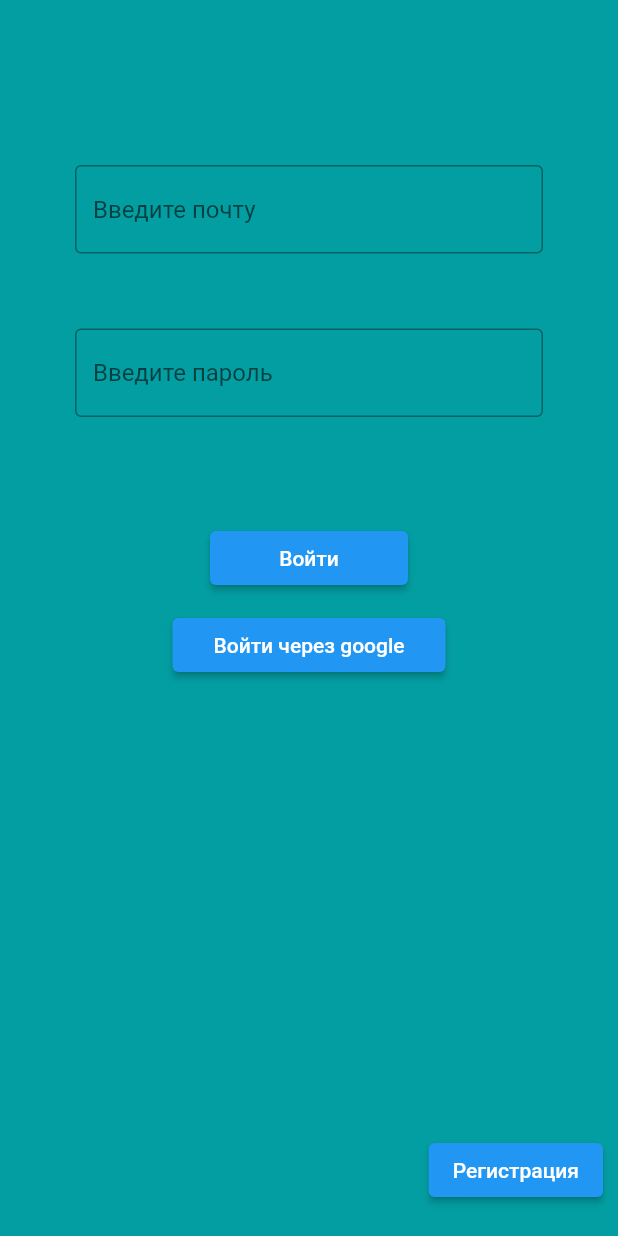
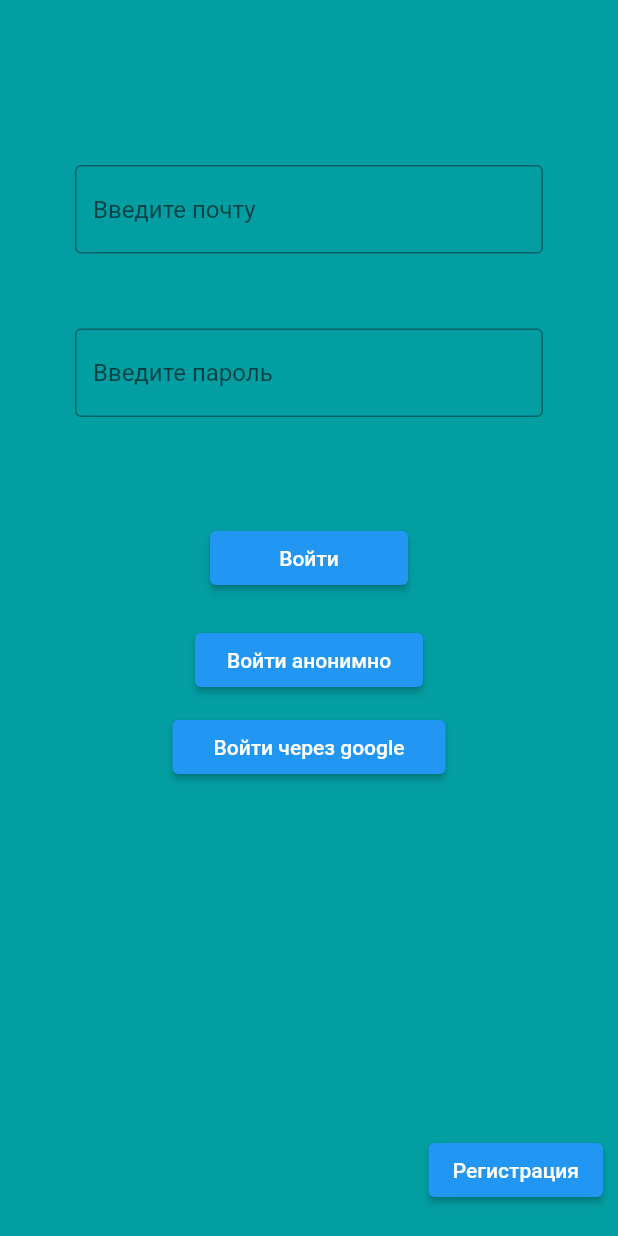
Before and after one commit to Keks2285/FlutterFirebase, a Flutter app: the screen it shows after launch, on a phone screen of 412 x 824 dp. Run offline on Flutter 3.47's test engine with Material 2 defaults, Android fonts, the phone set to English and light mode, and no system bars; our stand-ins replace firebase_auth, firebase_core; accounts and stored records are empty.

```diff
--- a/lib/pages/signInPage.dart
+++ b/lib/pages/signInPage.dart
@@ -78,6 +78,35 @@ class SignInPage extends StatelessWidget {
 
                                         },
                                       )),
+
+                                      Container(
+                                    //color: Colors.black,
+                                    margin: EdgeInsets.fromLTRB(0, 20, 0, 0),
+                                      alignment: Alignment.center,
+                                      child: ElevatedButton(
+                                        child: Container(
+                                          alignment: Alignment.center,
+                                          width: 120,
+                                          child: Text("Войти анонимно")
+                                          ),
+                                        onPressed: () async {
+                                          await firebaseService.onAnonimLogin(
+                                            );
+                                          if(firebaseService.succesLogin)
+                                          //     email: emailController.text,
+                                          //     password: passController.text,
+                                          //     ))
+                                           {
+                                            firebaseService.succesLogin=false;
+                                               Navigator.pushNamed(context,"/AuthedPage");
+                                           }
+
+
+
+                                        },
+                                      )),
+
+
                                       Container(
                                     //color: Colors.black,
                                     margin: EdgeInsets.fromLTRB(0, 10, 0, 20),
```
Also changed, not shown: lib/firebaseService.dart (+21 -5 lines).
